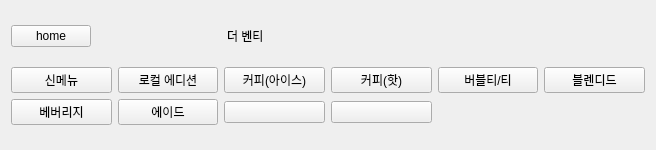
The window that VentiApp/Common/categorywidget.ui (minki9252/TheVentiKiosk) describes before a commit, drawn with Qt 5.
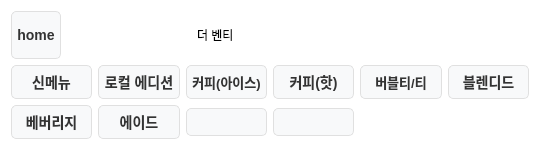
The same window after the commit.

```diff
--- a/VentiApp/Common/categorywidget.ui
+++ b/VentiApp/Common/categorywidget.ui
@@ -6,7 +6,7 @@
    <rect>
     <x>0</x>
     <y>0</y>
-    <width>656</width>
+    <width>540</width>
     <height>150</height>
    </rect>
   </property>
@@ -18,18 +18,61 @@
   </property>
   <property name="maximumSize">
    <size>
-    <width>656</width>
+    <width>540</width>
     <height>150</height>
    </size>
   </property>
   <property name="windowTitle">
    <string>Form</string>
   </property>
+  <property name="styleSheet">
+   <string notr="true">/* 카테고리 위젯 전체 배경 */
+QWidget#categorywidget {
+    background-color: #FFFFFF;
+}
+
+/* 카테고리 버튼 기본 스타일 */
+QPushButton {
+    background-color: #F8F9FA;
+    border: 1px solid #E0E0E0;
+    border-radius: 5px; /* 약간 각진 느낌으로 세련되게 */
+    color: #333333;
+    font-family: &quot;Malgun Gothic&quot;;
+    font-size: 14px; /* 글자 크기를 살짝 줄여서 깨짐 방지 */
+    font-weight: bold;
+    padding: 5px; /* 내부 여백 최적화 */
+}
+
+/* 마우스 올렸을 때 */
+QPushButton:hover {
+    background-color: #F0EAF6;
+}
+
+/* 선택된 카테고리 (더벤티 보라색 강조) */
+/* 체크 상태를 활용하려면 버튼 속성에서 checkable을 true로 하셔야 합니다 */
+QPushButton:checked, QPushButton:pressed {
+    background-color: #5D2D91;
+    color: #FFFFFF;
+    border: 1px solid #5D2D91;
+}
+
+/* 특정 버튼 텍스트가 긴 경우를 위한 예외 처리 */
+QPushButton#category_icedcoffee_button, 
+QPushButton#category_tea_button {
+    font-size: 13px; /* 긴 텍스트는 1pt 더 작게 */
+}</string>
+  </property>
   <layout class="QVBoxLayout" name="verticalLayout">
    <item>
     <layout class="QGridLayout" name="bar_layout">
      <item row="0" column="0">
       <widget class="QPushButton" name="home_button">
+       <property name="sizePolicy">
+        <sizepolicy hsizetype="Minimum" vsizetype="Preferred">
+         <horstretch>0</horstretch>
+         <verstretch>0</verstretch>
+        </sizepolicy>
+       </property>
        <property name="text">
         <string>home</string>
        </property>
@@ -79,6 +122,12 @@
       <layout class="QGridLayout" name="gridLayout">
        <item row="0" column="3">
         <widget class="QPushButton" name="category_hotcoffee_button">
+         <property name="sizePolicy">
+          <sizepolicy hsizetype="Minimum" vsizetype="Preferred">
+           <horstretch>0</horstretch>
+           <verstretch>0</verstretch>
+          </sizepolicy>
+         </property>
          <property name="text">
           <string>커피(핫)</string>
          </property>
@@ -86,6 +135,12 @@
        </item>
        <item row="0" column="1">
         <widget class="QPushButton" name="category_local_button">
+         <property name="sizePolicy">
+          <sizepolicy hsizetype="Minimum" vsizetype="Preferred">
+           <horstretch>0</horstretch>
+           <verstretch>0</verstretch>
+          </sizepolicy>
+         </property>
          <property name="text">
           <string>로컬 에디션</string>
          </property>
@@ -93,6 +148,12 @@
        </item>
        <item row="1" column="0">
         <widget class="QPushButton" name="category_beverage_button">
+         <property name="sizePolicy">
+          <sizepolicy hsizetype="Minimum" vsizetype="Preferred">
+           <horstretch>0</horstretch>
+           <verstretch>0</verstretch>
+          </sizepolicy>
+         </property>
          <property name="text">
           <string>베버리지</string>
          </property>
@@ -100,6 +161,12 @@
        </item>
        <item row="1" column="1">
         <widget class="QPushButton" name="category_ade_button">
+         <property name="sizePolicy">
+          <sizepolicy hsizetype="Minimum" vsizetype="Preferred">
+           <horstretch>0</horstretch>
+           <verstretch>0</verstretch>
+          </sizepolicy>
+         </property>
          <property name="text">
           <string>에이드</string>
          </property>
@@ -114,6 +181,12 @@
        </item>
        <item row="0" column="5">
         <widget class="QPushButton" name="category_blended_button">
+         <property name="sizePolicy">
+          <sizepolicy hsizetype="Minimum" vsizetype="Preferred">
+           <horstretch>0</horstretch>
+           <verstretch>0</verstretch>
+          </sizepolicy>
+         </property>
          <property name="text">
           <string>블렌디드</string>
          </property>
@@ -128,6 +201,12 @@
        </item>
        <item row="0" column="2">
         <widget class="QPushButton" name="category_icedcoffee_button">
+         <property name="sizePolicy">
+          <sizepolicy hsizetype="Minimum" vsizetype="Preferred">
+           <horstretch>0</horstretch>
+           <verstretch>0</verstretch>
+          </sizepolicy>
+         </property>
          <property name="text">
           <string>커피(아이스)</string>
          </property>
@@ -135,6 +214,12 @@
        </item>
        <item row="0" column="4">
         <widget class="QPushButton" name="category_tea_button">
+         <property name="sizePolicy">
+          <sizepolicy hsizetype="Minimum" vsizetype="Preferred">
+           <horstretch>0</horstretch>
+           <verstretch>0</verstretch>
+          </sizepolicy>
+         </property>
          <property name="text">
           <string>버블티/티</string>
          </property>
@@ -142,6 +227,12 @@
        </item>
        <item row="0" column="0">
         <widget class="QPushButton" name="category_new_button">
+         <property name="sizePolicy">
+          <sizepolicy hsizetype="Minimum" vsizetype="Preferred">
+           <horstretch>0</horstretch>
+           <verstretch>0</verstretch>
+          </sizepolicy>
+         </property>
          <property name="text">
           <string>신메뉴</string>
          </property>
```
